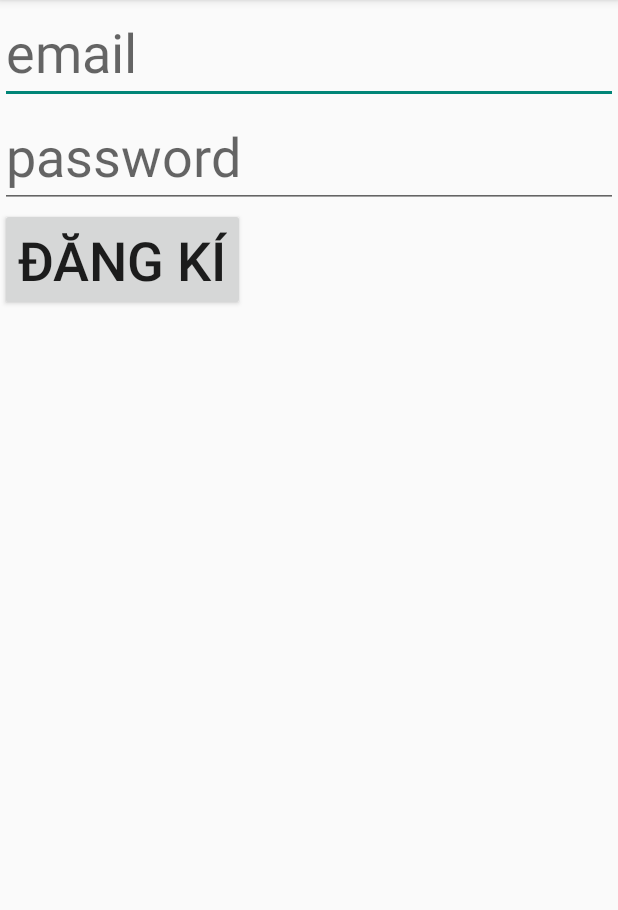
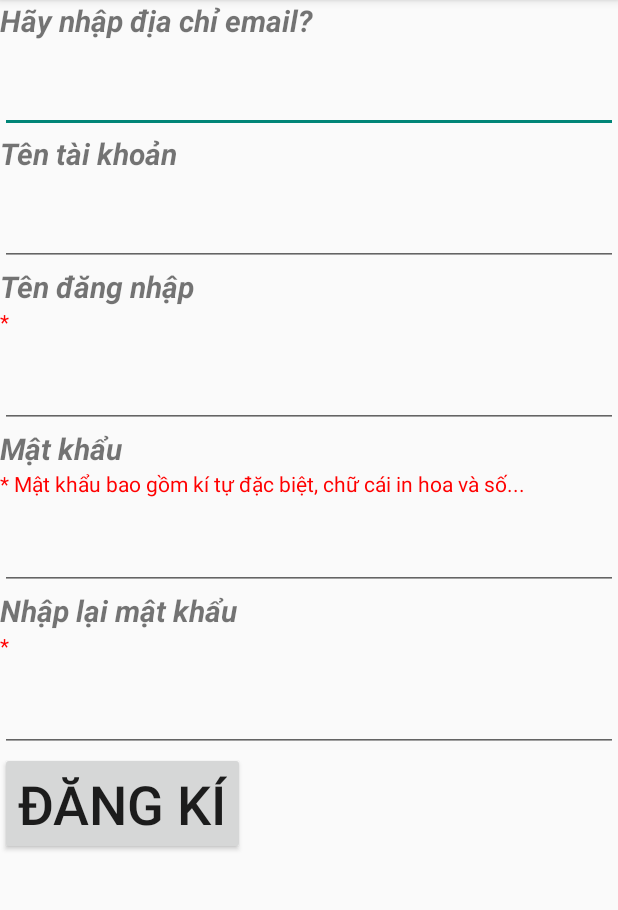
Before and after one commit to TruongCongPhi/MyMusic, an Android app: the SignUpActivity screen opened directly, with no data from a screen before it, on a phone screen of 412 x 824 dp, the part 84-994 px from its top. Run offline under Robolectric (Android 15) with nearby library versions, the phone set to English and light mode, and no system bars; our stand-ins replace Firebase (no records; nobody signed in at launch, a user with empty details on screens opened directly).

Commit message:
phần signup

```diff
--- a/app/src/main/res/layout/activity_signup.xml
+++ b/app/src/main/res/layout/activity_signup.xml
@@ -4,21 +4,96 @@
     android:layout_height="match_parent"
     android:orientation="vertical">
 
-
+<TextView
+    android:layout_width="wrap_content"
+    android:layout_height="wrap_content"
+    android:text="Hãy nhập địa chỉ email?"
+    android:textSize="20dp"
+    android:textStyle="bold|italic"
+    />
     <EditText
         android:id="@+id/edt_email"
         android:layout_width="match_parent"
         android:layout_height="wrap_content"
-        android:hint="email"
-        android:textSize="36sp"
+        android:textSize="30dp"
         android:inputType="textEmailAddress"></EditText>
+   <TextView
+       android:layout_width="wrap_content"
+       android:layout_height="wrap_content"
+       android:text="Tên tài khoản"
+       android:textSize="20dp"
+       android:textStyle="bold|italic"
+       />
+    <EditText
+        android:id="@+id/edt_tentk"
+        android:layout_width="match_parent"
+        android:layout_height="wrap_content"
+        android:textSize="30dp"
+        />
+    <TextView
+        android:id="@+id/txt_tendn"
+        android:layout_width="wrap_content"
+        android:layout_height="wrap_content"
+        android:text="Tên đăng nhập"
+        android:textSize="20dp"
+        android:textStyle="bold|italic"
+        />
+    <TextView
+        android:layout_width="wrap_content"
+        android:layout_height="wrap_content"
+        android:text="*"
+        android:textColor="#FF0000"
+        />
+    <EditText
+        android:layout_width="match_parent"
+        android:layout_height="wrap_content"
+        android:hint=""
+        android:textSize="30dp"
+        />
+    <TextView
+        android:id="@+id/txt_mk"
+        android:layout_width="wrap_content"
+        android:layout_height="wrap_content"
+        android:text="Mật khẩu"
+        android:textSize="20dp"
+        android:textStyle="bold|italic"
+        />
+    <TextView
+        android:id="@+id/txt_canhbao"
+        android:layout_width="wrap_content"
+        android:layout_height="wrap_content"
+        android:text="* Mật khẩu bao gồm kí tự đặc biệt, chữ cái in hoa và số..."
+        android:textColor="#FF0000"
+        />
+
     <EditText
         android:id="@+id/edt_password"
         android:layout_width="match_parent"
         android:layout_height="wrap_content"
-        android:hint="password"
-        android:textSize="36sp"
-        android:inputType="textPassword"></EditText>
+        android:hint=""
+        android:textSize="30dp"
+        />
+    <TextView
+        android:id="@+id/txt_nhaplai"
+        android:layout_width="wrap_content"
+        android:layout_height="wrap_content"
+        android:text="Nhập lại mật khẩu"
+        android:textSize="20dp"
+        android:textStyle="bold|italic"
+        />
+    <TextView
+        android:layout_width="wrap_content"
+        android:layout_height="wrap_content"
+        android:text="*"
+        android:textColor="#FF0000"
+        />
+
+    <EditText
+        android:layout_width="match_parent"
+        android:layout_height="wrap_content"
+        android:hint=""
+        android:textSize="30dp"
+        />
     <Button
         android:id="@+id/btn_signup"
         android:layout_width="wrap_content"
```
